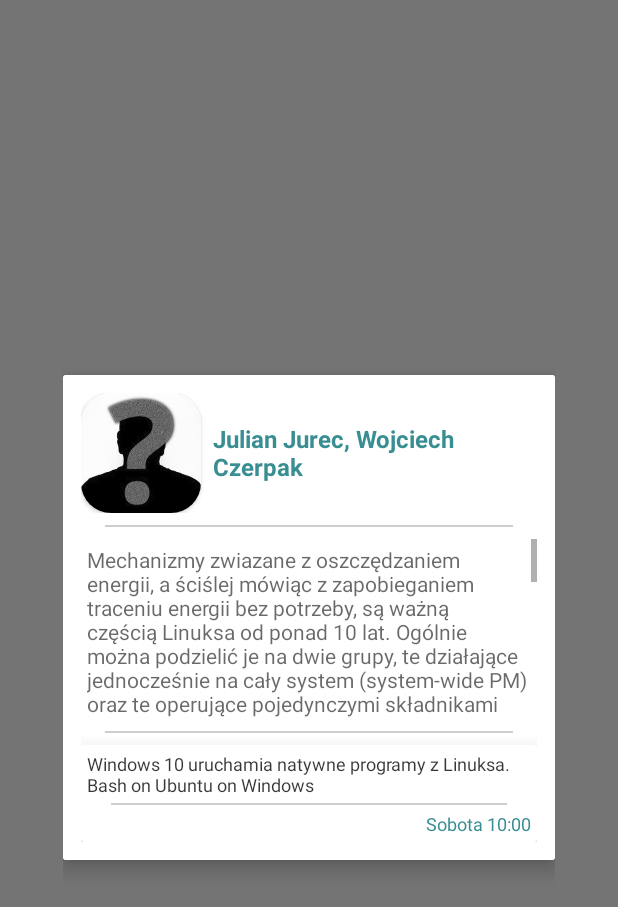
After one commit to asi-pwr/14linuxsession, an Android app: the layout speaker_dialog.xml on its own in the app's theme, with its tools: preview values and no code run, on a phone screen of 412 x 824 dp. The commit adds this screen. Shown: the top 907 px of the screen. Run offline under Robolectric (Android 15) with nearby library versions, the phone set to English and light mode, and no system bars.

Commit message:
Dialog added

```diff
--- a/LinuxSession14/app/src/main/java/tk/julianjurec/linuxsession14/Speakers/SpeakersContract.java
+++ b/LinuxSession14/app/src/main/java/tk/julianjurec/linuxsession14/Speakers/SpeakersContract.java
@@ -14,6 +14,6 @@ public interface SpeakersContract {
     }
 
     interface Presenter extends BasePresenter {
-
+        void showSpeakerDialog();
     }
 }
--- a/LinuxSession14/app/src/main/java/tk/julianjurec/linuxsession14/Speakers/SpeakersFragment.java
+++ b/LinuxSession14/app/src/main/java/tk/julianjurec/linuxsession14/Speakers/SpeakersFragment.java
@@ -67,7 +67,7 @@ public class SpeakersFragment extends Fragment implements SpeakersContract.View
         ButterKnife.bind(this, root);
         gridLayoutManager = new GridLayoutManager(getContext(), 2, LinearLayoutManager.VERTICAL, false);
         recyclerView.setLayoutManager(gridLayoutManager);
-        adapter = new SpeakersAdapter(getContext());
+        adapter = new SpeakersAdapter(getContext(), presenter);
         recyclerView.setAdapter(adapter);
         ActivityCompat.requestPermissions(getActivity(),
                 new String[]{Manifest.permission.INTERNET},
--- a/LinuxSession14/app/src/main/java/tk/julianjurec/linuxsession14/Speakers/SpeakersPresenter.java
+++ b/LinuxSession14/app/src/main/java/tk/julianjurec/linuxsession14/Speakers/SpeakersPresenter.java
@@ -22,4 +22,9 @@ public class SpeakersPresenter implements SpeakersContract.Presenter {
     public void start() {
         view.showToast("Speakers");
     }
+
+    @Override
+    public void showSpeakerDialog() {
+        SpeakersDialogFragment.newInstance().show(view.getFragmentManager(), "SpeakerDialog");
+    }
 }
--- a/LinuxSession14/app/src/main/res/layout/item_agenda_unfolded.xml
+++ b/LinuxSession14/app/src/main/res/layout/item_agenda_unfolded.xml
@@ -87,7 +87,7 @@
             <ScrollView
                 android:id="@+id/agenda_item_description_scroll"
                 android:layout_width="match_parent"
-                android:layout_height="120dp"
+                android:layout_height="@dimen/details_scroll_height"
                 android:layout_below="@+id/agenda_item_label_description">
                 <TextView
                     android:layout_width="match_parent"
--- a/LinuxSession14/app/src/main/res/layout/item_speakers.xml
+++ b/LinuxSession14/app/src/main/res/layout/item_speakers.xml
@@ -1,6 +1,8 @@
 <?xml version="1.0" encoding="utf-8"?>
 
-<android.support.v7.widget.CardView xmlns:android="http://schemas.android.com/apk/res/android"
+<android.support.v7.widget.CardView
+    android:id="@+id/speaker_item_card"
+    xmlns:android="http://schemas.android.com/apk/res/android"
     xmlns:app="http://schemas.android.com/apk/res-auto"
     android:layout_width="match_parent"
     android:layout_height="wrap_content"
--- /dev/null
+++ b/LinuxSession14/app/src/main/res/layout/speaker_dialog.xml
@@ -0,0 +1,116 @@
+<?xml version="1.0" encoding="utf-8"?>
+<LinearLayout
+    android:id="@+id/dialog_speaker_outside"
+    xmlns:android="http://schemas.android.com/apk/res/android"
+    xmlns:app="http://schemas.android.com/apk/res-auto"
+    xmlns:tools="http://schemas.android.com/tools"
+    android:layout_width="match_parent"
+    android:layout_height="match_parent"
+    android:layout_gravity="center"
+    android:background="@drawable/dialog_background"
+    android:gravity="center"
+    android:orientation="vertical"
+    android:padding="42dp">
+
+    <android.support.v7.widget.CardView
+        android:layout_width="wrap_content"
+        android:layout_height="wrap_content"
+        app:cardCornerRadius="2dp"
+        app:cardElevation="8dp">
+
+        <LinearLayout
+            android:layout_width="wrap_content"
+            android:layout_height="wrap_content"
+            android:background="@color/white"
+            android:gravity="center"
+            android:orientation="vertical"
+            android:padding="12dp">
+
+            <LinearLayout
+                android:layout_width="match_parent"
+                android:layout_height="wrap_content"
+                android:orientation="horizontal"
+                android:layout_marginBottom="4dp">
+
+            <android.support.v7.widget.CardView
+                android:layout_width="@dimen/speaker_card_picture_size"
+                android:layout_height="@dimen/speaker_card_picture_size"
+                app:cardCornerRadius="20dp">
+            <ImageView
+                android:layout_width="match_parent"
+                android:layout_height="match_parent"
+                android:scaleType="centerCrop"
+                android:src="@drawable/unknown"/>
+            </android.support.v7.widget.CardView>
+
+                <TextView
+                    android:layout_width="match_parent"
+                    android:layout_height="wrap_content"
+                    android:maxLines="2"
+                    android:layout_marginLeft="8dp"
+                    android:text="@string/placeholder_speaker_name"
+                    android:layout_gravity="center_vertical"
+                    android:textColor="@color/session_light"
+                    android:textSize="16sp"
+                    android:textStyle="bold"/>
+            </LinearLayout>
+
+            <include layout="@layout/divider"/>
+
+            <ScrollView
+                android:layout_width="match_parent"
+                android:layout_height="@dimen/details_scroll_height"
+                android:layout_marginTop="4dp"
+                android:layout_marginBottom="4dp">
+            <TextView
+                android:layout_width="match_parent"
+                android:layout_height="wrap_content"
+                android:layout_margin="4dp"
+                android:text="@string/placeholder_lecture_description"
+                android:textColor="@color/text_150"
+                android:textSize="14sp" />
+            </ScrollView>
+
+            <include layout="@layout/divider"/>
+
+            <android.support.v7.widget.CardView
+                android:layout_marginTop="4dp"
+                android:layout_width="match_parent"
+                android:layout_height="wrap_content"
+                app:cardElevation="16dp">
+
+                <LinearLayout
+                    android:layout_width="match_parent"
+                    android:layout_height="wrap_content"
+                    android:orientation="vertical"
+                    android:padding="4dp">
+
+                    <TextView
+                        android:layout_width="wrap_content"
+                        android:layout_height="wrap_content"
+                        android:lines="2"
+                        android:text="@string/placeholder_lecture_title"
+                        android:textColor="@color/text_200"
+                        android:textSize="12sp"
+                        />
+
+                    <include layout="@layout/divider" />
+
+                    <TextView
+                        android:layout_width="match_parent"
+                        android:layout_height="wrap_content"
+                        android:textSize="12sp"
+                        android:textColor="@color/session_light"
+                        android:text="Sobota 10:00"
+                        android:textAlignment="textEnd"/>
+
+
+
+                </LinearLayout>
+
+            </android.support.v7.widget.CardView>
+
+        </LinearLayout>
+    </android.support.v7.widget.CardView>
+
+</LinearLayout>
--- a/LinuxSession14/app/src/main/res/values/dimens.xml
+++ b/LinuxSession14/app/src/main/res/values/dimens.xml
@@ -7,4 +7,6 @@
     <dimen name="activity_vertical_margin">16dp</dimen>
     <dimen name="fab_margin">16dp</dimen>
     <dimen name="toolbar_height">48dp</dimen>
+    <dimen name="speaker_card_picture_size">80dp</dimen>
+    <dimen name="details_scroll_height">120dp</dimen>
 </resources>
--- a/LinuxSession14/app/src/main/res/values/strings.xml
+++ b/LinuxSession14/app/src/main/res/values/strings.xml
@@ -7,7 +7,7 @@
     <string name="action_settings">Settings</string>
 
     <string name="placeholder_lecture_title">Windows 10 uruchamia natywne programy z Linuksa. Bash on Ubuntu on Windows</string>
-    <string name="placeholder_speaker_name">Julian Jurec</string>
+    <string name="placeholder_speaker_name">Julian Jurec, Wojciech Czerpak</string>
     <string name="placeholder_lecture_description">Mechanizmy zwiazane z oszczędzaniem energii, a ściślej mówiąc z zapobieganiem traceniu energii bez potrzeby, są ważną częścią Linuksa od ponad 10 lat. Ogólnie można podzielić je na dwie grupy, te działające jednocześnie na cały system (system-wide PM) oraz te operujące pojedynczymi składnikami systemu, takimi jak procesory i urządzenia wejścia-wyjścia, w stanie aktywności (working-state PM). Do pierwszej grupy należą usypianie systemu (system suspend) i hibernacja, natomiast druga grupa obejmuje między innymi skalowanie wydajności procesorów (CPU performance scaling) oraz wykrywanie nieaktywności i wprowadzanie nieaktywnych (idle) składników systemu do stanów o ograniczonym poborze mocy (low-power states). Mechanizmy z drugiej grupy, poza swoim głównym zastosowaniem, mogą także służyć do zapobiegania przegrzewaniu się urządzeń, bądź zapobiegania przekraczaniu budżetów energetycznych lub limitów poboru mocy przy jednoczesnym zapewnieniu wykonania określonych operacji w zadanym czasie.  W prezentacji przedstawię przegląd mechanizmów z dziedziny power management znajdujących się w jądrze Linuksa oraz omówię ich działanie i sposoby wykorzystania, a także wyzwania, z jakimi ta dziedzina musi się mierzyć w związku z obecnymi trendami w rozwoju technologii.</string>
 
     <string name="screen_agenda">Agenda</string>
```
Also changed, not shown: LinuxSession14/app/src/main/java/tk/julianjurec/linuxsession14/Speakers/SpeakersAdapter.java (+9 -3 lines), LinuxSession14/app/src/main/java/tk/julianjurec/linuxsession14/Speakers/SpeakersDialogFragment.java (added, +48 -0 lines), LinuxSession14/app/src/main/res/values/styles.xml (+16 -0 lines).
